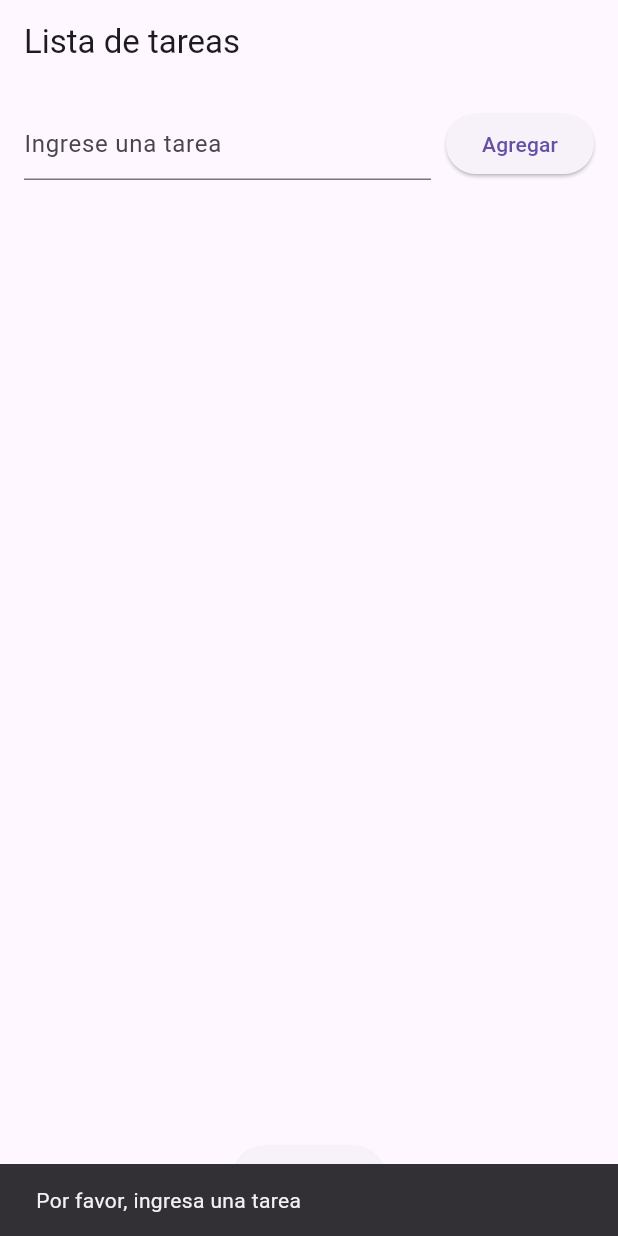
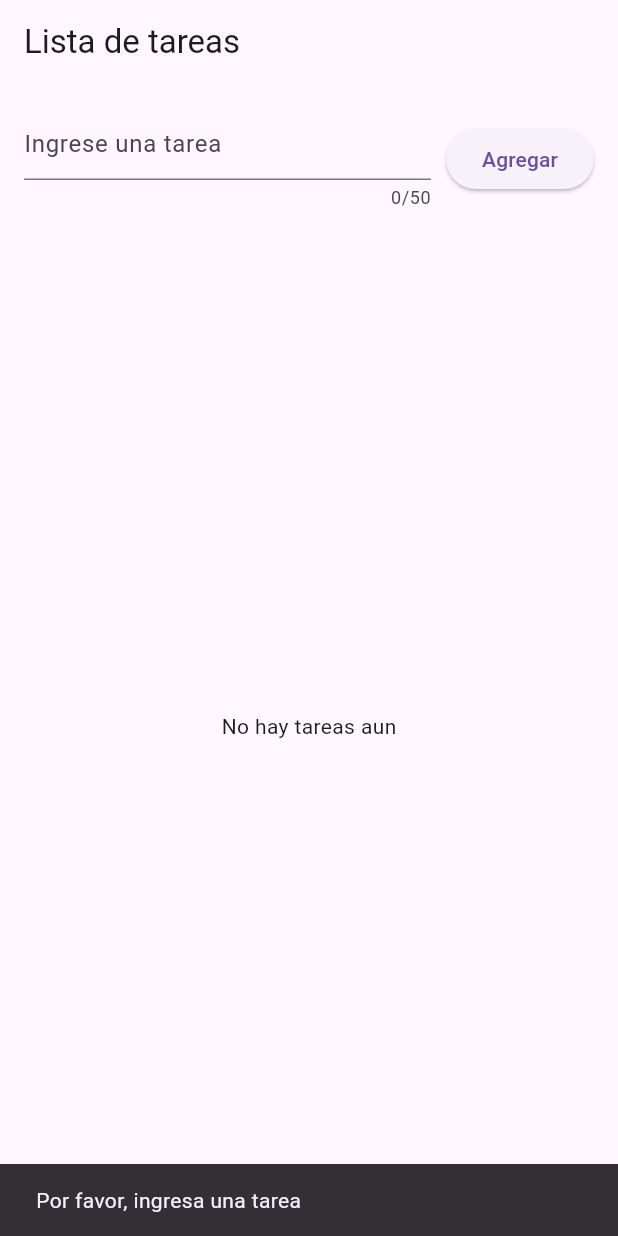
Before and after one commit to DasilverX/To-do-List, a Flutter app: the screen it shows after launch, after a tap on "Agregar", on a phone screen of 412 x 824 dp. Run offline on Flutter 3.47's test engine with Material 3 defaults, Android fonts, the phone set to English and light mode, and no system bars.

Commit message:
modificaciones visuales

```diff
--- a/todo_list_app/lib/main.dart
+++ b/todo_list_app/lib/main.dart
@@ -1,10 +1,10 @@
 import 'package:flutter/material.dart';
 
-void main(){
-  runApp(Myapp());
+void main() {
+  runApp(MyApp());
 }
 
-class Myapp extends StatelessWidget{
+class MyApp extends StatelessWidget {
   @override
   Widget build(BuildContext context) {
     return MaterialApp(
@@ -26,8 +26,8 @@ class _TodoListScreenState extends State<TodoListScreen> {
   // Controlador de texto
   final TextEditingController _controller = TextEditingController();
 
-  void _addTask(BuildContext context){
-    if (_controller.text.isNotEmpty){
+  void _addTask() {
+    if (_controller.text.isNotEmpty) {
       setState(() {
         tasks.add(_controller.text); // agrega la tarea a la lista
         _controller.clear(); // Limpia el campo de texto
@@ -48,28 +48,45 @@ class _TodoListScreenState extends State<TodoListScreen> {
     }
   }
 
-void _eraseTask(BuildContext context){
-  if (tasks.isNotEmpty) {
+  void _eraseTask(int index) {
+    showDialog(
+      context: context,
+      builder: (BuildContext context) {
+        return AlertDialog(
+          title: const Text('Confirmar eliminación'),
+          content: const Text("¿Estás seguro de que quieres eliminar '${tasks[index]}'?"),
+          actions: [
+            TextButton(
+              onPressed: () => Navigator.of(context).pop(),
+              child: const Text('No'),
+            ),
+            TextButton(
+              onPressed: () {
                 setState(() {
-      tasks.removeAt(tasks.length - 1 );// Removes the last task in the list
+                  tasks.removeAt(index);
                 });
+                Navigator.of(context).pop();
                 ScaffoldMessenger.of(context).showSnackBar(
-      SnackBar(
+                  const SnackBar(
                     content: Text('Tarea eliminada'),
                     duration: Duration(seconds: 2),
                   ),
                 );
-  }
+              },
+              child: const Text('Sí'),
+            ),
+          ],
+        );
+      },
+    );
   }
 
 
 
   @override
-Widget build(BuildContext context){
+  Widget build(BuildContext context) {
     return Scaffold(
-    appBar: AppBar(
-      title: Text('Lista de tareas'),
-      ),
+      appBar: AppBar(title: Text('Lista de tareas')),
       body: Padding(
         padding: const EdgeInsets.all(16.0),
         child: Column(
@@ -78,36 +95,37 @@ Widget build(BuildContext context){
             Row(
               children: [
                 Expanded(
-                  child:TextField(
-                    controller : _controller,
-                    decoration: InputDecoration(
-                      hintText: 'Ingrese una tarea',
-                    ),
+                  child: TextField(
+                    controller: _controller,
+                    decoration: InputDecoration(hintText: 'Ingrese una tarea'),
+                    maxLength: 50,
                   ),
                 ),
                 SizedBox(width: 10),
                 ElevatedButton(
-                    onPressed: () => _addTask(context),
+                  onPressed: () => _addTask(),
                   child: Text('Agregar'),
-                  )
+                ),
               ],
             ),
-            SizedBox(height: 20),
+            const SizedBox(height: 20),
             // Lista de tareas
             Expanded(
-              child: ListView.builder(
+              child:
+                  tasks.isEmpty
+                      ? const Center(child: Text('No hay tareas aun'))
+                      : ListView.builder(
                         itemCount: tasks.length,
-                itemBuilder: (context, index){
+                        itemBuilder: (context, index) {
                           return ListTile(
                             title: Text(tasks[index]),
+                            trailing: IconButton(
+                              onPressed: () => _eraseTask(index),
+                              icon: const Icon(Icons.delete, color: Colors.red,),
+                            ),
                           );
                         },
                       ),
-            ),
-            SizedBox(width: 10),
-            ElevatedButton(
-              onPressed: () => _eraseTask(context),
-              child: Text('Eliminar'),
             ),
           ],
         ),
```
Lines whose indentation alone changed are shown as unchanged.
